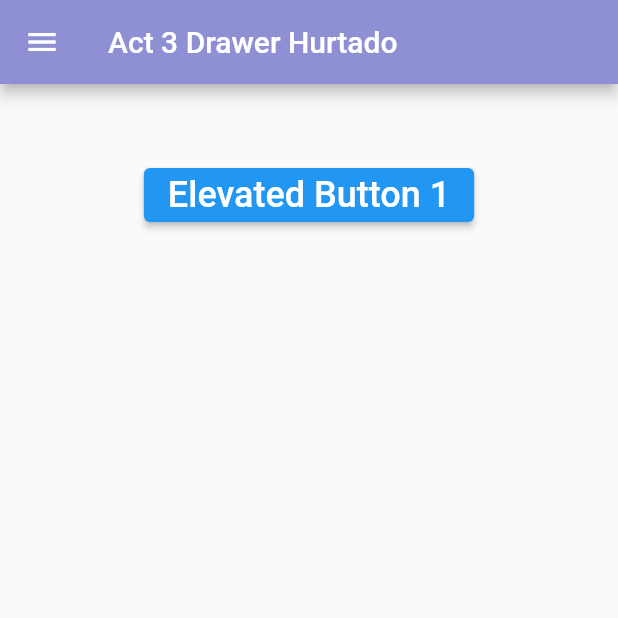
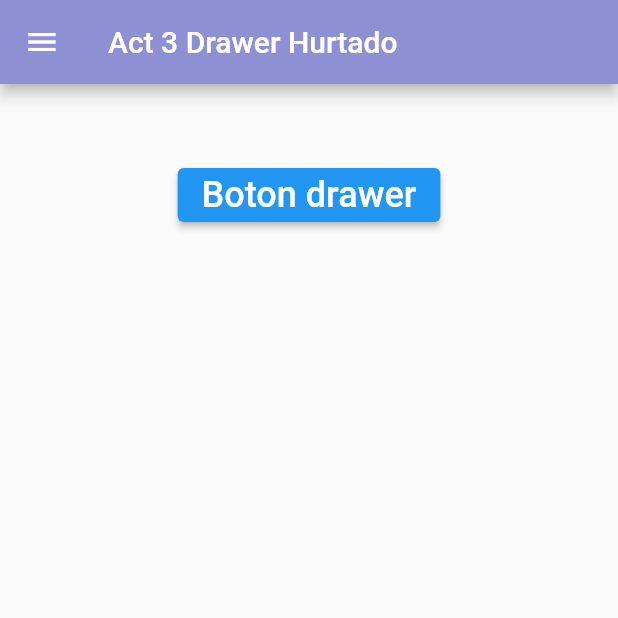
Before and after one commit to RocioHurtadoHeredia/DrawerFlutlab, a Flutter app: the screen it shows after launch, on a phone screen of 412 x 824 dp, the top half of it. Run offline on Flutter 3.47's test engine with Material 2 defaults, Android fonts, the phone set to English and light mode, and no system bars.

Commit message:
Drawer version mil

```diff
--- a/lib/main.dart
+++ b/lib/main.dart
@@ -101,10 +101,11 @@ class _NavigationDrawerDemoState extends State<NavigationDrawerDemo> {
             ),
             ElevatedButton(
               onPressed: () {
-                _key.currentState!.openDrawer(); //<-- SEE HERE
+                _key.currentState!.openDrawer();
+                //<-- SEE HERE
               },
               child: const Text(
-                'Elevated Button 1',
+                'Boton drawer',
                 style: TextStyle(fontSize: 24),
               ),
             ),
```
